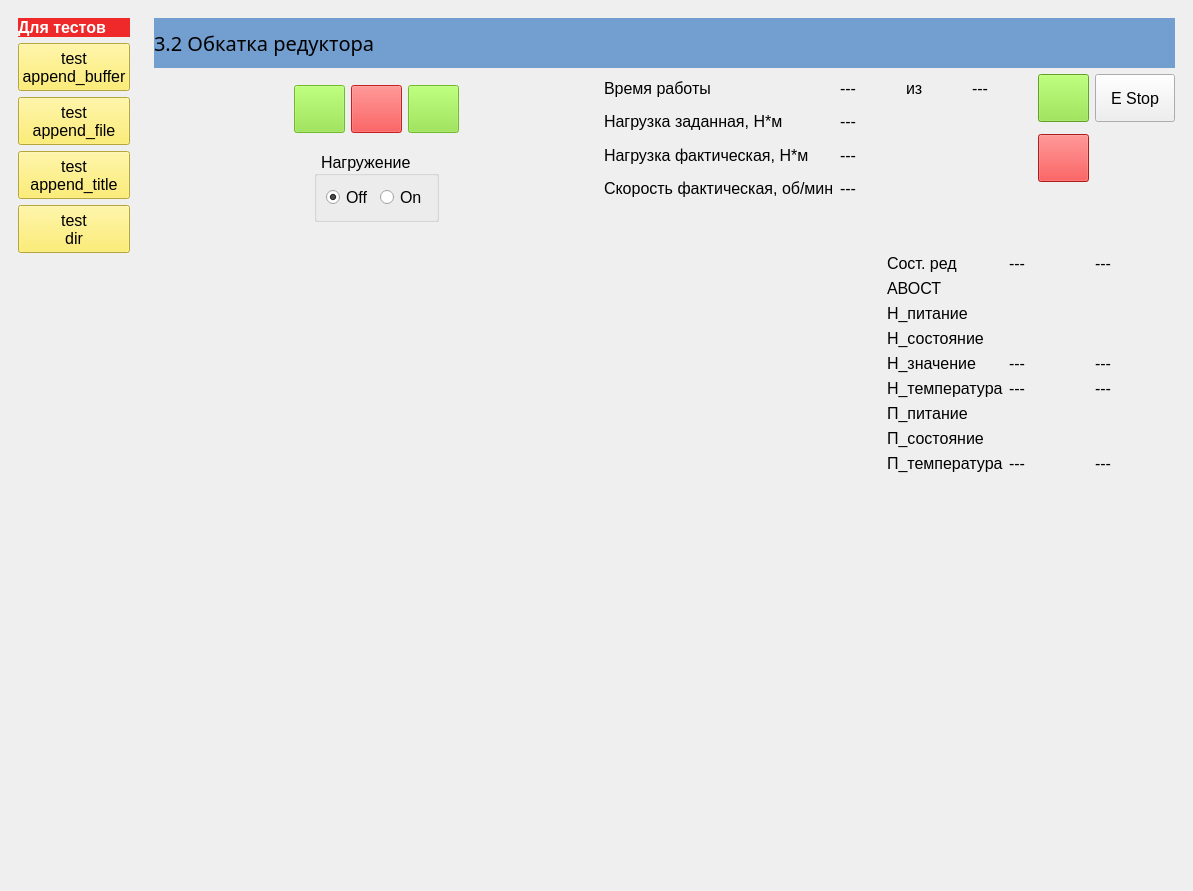
Above: BallScrewVCP2.ui from Ornstein89/BallScrewControl_QtVCP before the change. Below: the same form after it.
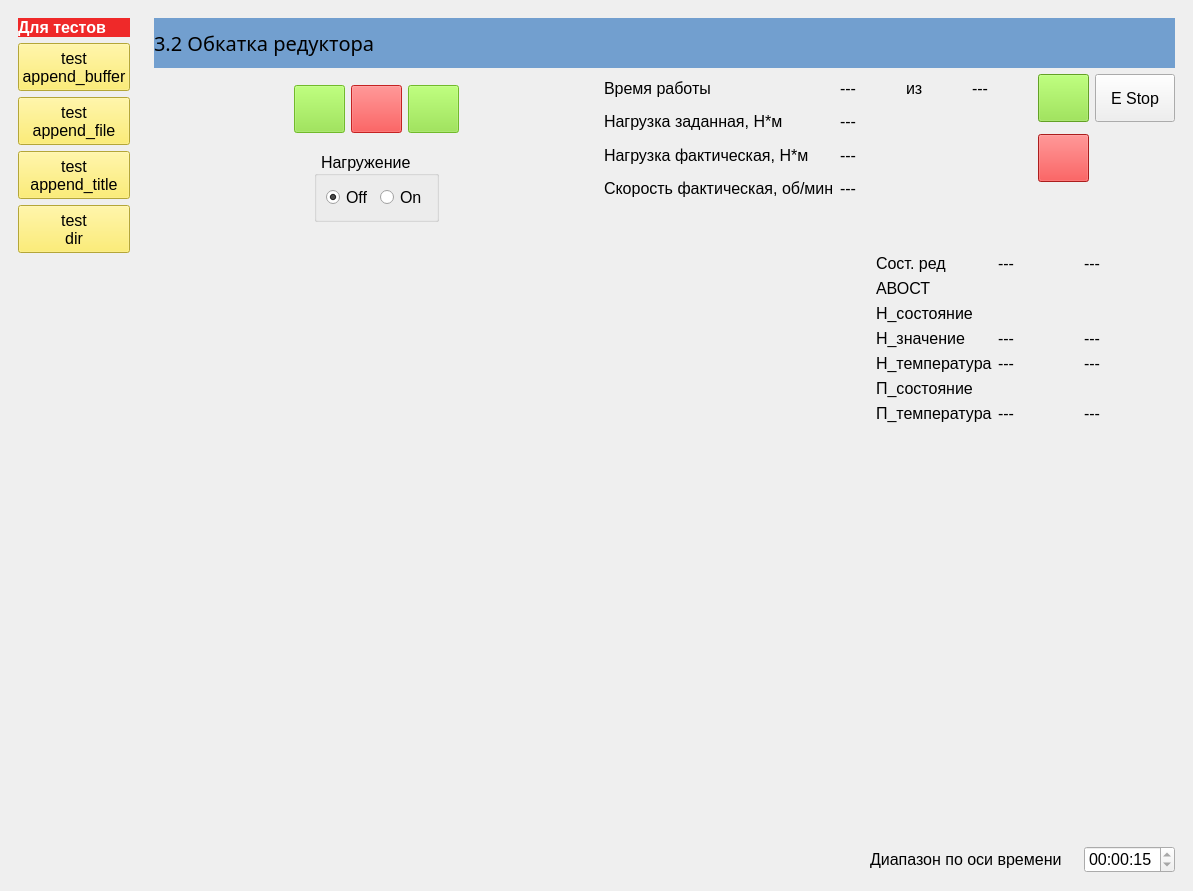
That is the form after the change. Icons and pictures are not drawn. Custom widgets are drawn as their Qt base class.

Commit message: Form 3.2 time logic, time_range spinbox etc.

What changed in the file:
```diff
--- a/BallScrewVCP2.ui
+++ b/BallScrewVCP2.ui
@@ -171,6 +171,172 @@
          <layout class="QGridLayout" name="gridLayout_34">
           <item row="1" column="0" colspan="2">
            <layout class="QGridLayout" name="gridLayout_29">
+            <item row="0" column="0" colspan="4">
+             <widget class="LED" name="ledEnable32">
+              <property name="sizePolicy">
+               <sizepolicy hsizetype="Expanding" vsizetype="Preferred">
+                <horstretch>0</horstretch>
+                <verstretch>0</verstretch>
+               </sizepolicy>
+              </property>
+              <property name="minimumSize">
+               <size>
+                <width>20</width>
+                <height>20</height>
+               </size>
+              </property>
+              <property name="styleSheet">
+               <string notr="true">qproperty-color: green;
+qproperty-off_color: red;
+qproperty-diameter: 70;</string>
+              </property>
+              <property name="diameter">
+               <number>70</number>
+              </property>
+              <property name="color">
+               <color>
+                <red>255</red>
+                <green>0</green>
+                <blue>0</blue>
+               </color>
+              </property>
+             </widget>
+            </item>
+            <item row="5" column="2">
+             <widget class="QLabel" name="lblLoad_Temperature32">
+              <property name="sizePolicy">
+               <sizepolicy hsizetype="Fixed" vsizetype="Preferred">
+                <horstretch>0</horstretch>
+                <verstretch>0</verstretch>
+               </sizepolicy>
+              </property>
+              <property name="minimumSize">
+               <size>
+                <width>80</width>
+                <height>0</height>
+               </size>
+              </property>
+              <property name="baseSize">
+               <size>
+                <width>80</width>
+                <height>0</height>
+               </size>
+              </property>
+              <property name="text">
+               <string>---</string>
+              </property>
+             </widget>
+            </item>
+            <item row="4" column="3">
+             <widget class="QLabel" name="lblLoad_Error_Value_Max32">
+              <property name="sizePolicy">
+               <sizepolicy hsizetype="Fixed" vsizetype="Preferred">
+                <horstretch>0</horstretch>
+                <verstretch>0</verstretch>
+               </sizepolicy>
+              </property>
+              <property name="minimumSize">
+               <size>
+                <width>80</width>
+                <height>0</height>
+               </size>
+              </property>
+              <property name="baseSize">
+               <size>
+                <width>80</width>
+                <height>0</height>
+               </size>
+              </property>
+              <property name="text">
+               <string>---</string>
+              </property>
+             </widget>
+            </item>
+            <item row="7" column="2">
+             <widget class="QLabel" name="lblPos_Temperature32">
+              <property name="sizePolicy">
+               <sizepolicy hsizetype="Fixed" vsizetype="Preferred">
+                <horstretch>0</horstretch>
+                <verstretch>0</verstretch>
+               </sizepolicy>
+              </property>
+              <property name="minimumSize">
+               <size>
+                <width>80</width>
+                <height>0</height>
+               </size>
+              </property>
+              <property name="baseSize">
+               <size>
+                <width>80</width>
+                <height>0</height>
+               </size>
+              </property>
+              <property name="text">
+               <string>---</string>
+              </property>
+             </widget>
+            </item>
+            <item row="5" column="0">
+             <widget class="LED" name="ledLoad_Overheat32"/>
+            </item>
+            <item row="7" column="1">
+             <widget class="QLabel" name="label_119">
+              <property name="text">
+               <string>П_температура</string>
+              </property>
+             </widget>
+            </item>
+            <item row="1" column="3">
+             <widget class="QLabel" name="lblGeartorque_Error_Value_Max32">
+              <property name="sizePolicy">
+               <sizepolicy hsizetype="Fixed" vsizetype="Preferred">
+                <horstretch>0</horstretch>
+                <verstretch>0</verstretch>
+               </sizepolicy>
+              </property>
+              <property name="minimumSize">
+               <size>
+                <width>80</width>
+                <height>0</height>
+               </size>
+              </property>
+              <property name="baseSize">
+               <size>
+                <width>80</width>
+                <height>0</height>
+               </size>
+              </property>
+              <property name="text">
+               <string>---</string>
+              </property>
+             </widget>
+            </item>
+            <item row="5" column="3">
+             <widget class="QLabel" name="lblLoad_Temperature_Max32">
+              <property name="sizePolicy">
+               <sizepolicy hsizetype="Fixed" vsizetype="Preferred">
+                <horstretch>0</horstretch>
+                <verstretch>0</verstretch>
+               </sizepolicy>
+              </property>
+              <property name="minimumSize">
+               <size>
+                <width>80</width>
+                <height>0</height>
+               </size>
+              </property>
+              <property name="baseSize">
+               <size>
+                <width>80</width>
+                <height>0</height>
+               </size>
+              </property>
+              <property name="text">
+               <string>---</string>
+              </property>
+             </widget>
+            </item>
             <item row="1" column="0">
              <widget class="LED" name="ledGeartorque_Error32">
               <property name="color">
@@ -195,26 +361,66 @@
               </property>
              </widget>
             </item>
-            <item row="8" column="0">
-             <widget class="LED" name="ledPos_Alarm32"/>
+            <item row="6" column="1">
+             <widget class="QLabel" name="label_122">
+              <property name="text">
+               <string>П_состояние</string>
+              </property>
+             </widget>
             </item>
-            <item row="5" column="0">
+            <item row="4" column="2">
+             <widget class="QLabel" name="lblLoad_Error_Value32">
+              <property name="sizePolicy">
+               <sizepolicy hsizetype="Fixed" vsizetype="Preferred">
+                <horstretch>0</horstretch>
+                <verstretch>0</verstretch>
+               </sizepolicy>
+              </property>
+              <property name="minimumSize">
+               <size>
+                <width>80</width>
+                <height>0</height>
+               </size>
+              </property>
+              <property name="baseSize">
+               <size>
+                <width>80</width>
+                <height>0</height>
+               </size>
+              </property>
+              <property name="text">
+               <string>---</string>
+              </property>
+             </widget>
+            </item>
+            <item row="4" column="0">
              <widget class="LED" name="ledLoad_Error32"/>
             </item>
-            <item row="9" column="1">
-             <widget class="QLabel" name="label_119">
-              <property name="text">
-               <string>П_температура</string>
-              </property>
-             </widget>
-            </item>
-            <item row="9" column="0">
+            <item row="7" column="0">
              <widget class="LED" name="ledPos_Overheat32"/>
             </item>
-            <item row="1" column="1">
-             <widget class="QLabel" name="label_115">
+            <item row="7" column="3">
+             <widget class="QLabel" name="lblPos_Temperature_Max32">
+              <property name="sizePolicy">
+               <sizepolicy hsizetype="Fixed" vsizetype="Preferred">
+                <horstretch>0</horstretch>
+                <verstretch>0</verstretch>
+               </sizepolicy>
+              </property>
+              <property name="minimumSize">
+               <size>
+                <width>80</width>
+                <height>0</height>
+               </size>
+              </property>
+              <property name="baseSize">
+               <size>
+                <width>80</width>
+                <height>0</height>
+               </size>
+              </property>
               <property name="text">
-               <string>Сост. ред</string>
+               <string>---</string>
               </property>
              </widget>
             </item>
@@ -225,105 +431,17 @@
               </property>
              </widget>
             </item>
-            <item row="9" column="3">
-             <widget class="QLabel" name="lblPos_Temperature_Max32">
-              <property name="sizePolicy">
-               <sizepolicy hsizetype="Fixed" vsizetype="Preferred">
-                <horstretch>0</horstretch>
-                <verstretch>0</verstretch>
-               </sizepolicy>
-              </property>
-              <property name="minimumSize">
-               <size>
-                <width>80</width>
-                <height>0</height>
-               </size>
-              </property>
-              <property name="baseSize">
-               <size>
-                <width>80</width>
-                <height>0</height>
-               </size>
-              </property>
-              <property name="text">
-               <string>---</string>
-              </property>
-             </widget>
-            </item>
-            <item row="7" column="0">
-             <widget class="LED" name="ledPos_Is_On_2_32"/>
-            </item>
-            <item row="8" column="1">
-             <widget class="QLabel" name="label_122">
-              <property name="text">
-               <string>П_состояние</string>
-              </property>
-             </widget>
-            </item>
-            <item row="6" column="2">
-             <widget class="QLabel" name="lblLoad_Temperature32">
-              <property name="sizePolicy">
-               <sizepolicy hsizetype="Fixed" vsizetype="Preferred">
-                <horstretch>0</horstretch>
-                <verstretch>0</verstretch>
-               </sizepolicy>
-              </property>
-              <property name="minimumSize">
-               <size>
-                <width>80</width>
-                <height>0</height>
-               </size>
-              </property>
-              <property name="baseSize">
-               <size>
-                <width>80</width>
-                <height>0</height>
-               </size>
-              </property>
-              <property name="text">
-               <string>---</string>
-              </property>
-             </widget>
-            </item>
-            <item row="5" column="1">
-             <widget class="QLabel" name="label_100">
-              <property name="text">
-               <string>Н_значение</string>
-              </property>
-             </widget>
-            </item>
             <item row="3" column="1">
-             <widget class="QLabel" name="label_114">
+             <widget class="QLabel" name="label_120">
               <property name="text">
-               <string>Н_питание</string>
+               <string>Н_состояние</string>
               </property>
              </widget>
             </item>
-            <item row="3" column="0">
-             <widget class="LED" name="ledLoad_Is_On2_32"/>
-            </item>
-            <item row="5" column="2">
-             <widget class="QLabel" name="lblLoad_Error_Value32">
-              <property name="sizePolicy">
-               <sizepolicy hsizetype="Fixed" vsizetype="Preferred">
-                <horstretch>0</horstretch>
-                <verstretch>0</verstretch>
-               </sizepolicy>
-              </property>
-              <property name="minimumSize">
-               <size>
-                <width>80</width>
-                <height>0</height>
-               </size>
-              </property>
-              <property name="baseSize">
-               <size>
-                <width>80</width>
-                <height>0</height>
-               </size>
-              </property>
+            <item row="5" column="1">
+             <widget class="QLabel" name="label_118">
               <property name="text">
-               <string>---</string>
+               <string>Н_температура</string>
               </property>
              </widget>
             </item>
@@ -334,14 +452,45 @@
               </property>
              </widget>
             </item>
-            <item row="7" column="1">
-             <widget class="QLabel" name="label_123">
+            <item row="3" column="0">
+             <widget class="LED" name="ledLoad_Alarm32"/>
+            </item>
+            <item row="1" column="1">
+             <widget class="QLabel" name="label_115">
               <property name="text">
-               <string>П_питание</string>
+               <string>Сост. ред</string>
               </property>
              </widget>
             </item>
-            <item row="10" column="0" colspan="4">
+            <item row="6" column="0">
+             <widget class="LED" name="ledPos_Alarm32"/>
+            </item>
+            <item row="1" column="2">
+             <widget class="QLabel" name="lblGeartorque_Error_Value32">
+              <property name="sizePolicy">
+               <sizepolicy hsizetype="Fixed" vsizetype="Preferred">
+                <horstretch>0</horstretch>
+                <verstretch>0</verstretch>
+               </sizepolicy>
+              </property>
+              <property name="minimumSize">
+               <size>
+                <width>80</width>
+                <height>0</height>
+               </size>
+              </property>
+              <property name="baseSize">
+               <size>
+                <width>80</width>
+                <height>0</height>
+               </size>
+              </property>
+              <property name="text">
+               <string>---</string>
+              </property>
+             </widget>
+            </item>
+            <item row="8" column="0" colspan="4">
              <spacer name="verticalSpacer_9">
               <property name="orientation">
                <enum>Qt::Vertical</enum>
@@ -354,179 +503,45 @@
               </property>
              </spacer>
             </item>
-            <item row="1" column="3">
-             <widget class="QLabel" name="lblGeartorque_Error_Value_Max32">
-              <property name="sizePolicy">
-               <sizepolicy hsizetype="Fixed" vsizetype="Preferred">
-                <horstretch>0</horstretch>
-                <verstretch>0</verstretch>
-               </sizepolicy>
-              </property>
-              <property name="minimumSize">
-               <size>
-                <width>80</width>
-                <height>0</height>
-               </size>
-              </property>
-              <property name="baseSize">
-               <size>
-                <width>80</width>
-                <height>0</height>
-               </size>
-              </property>
-              <property name="text">
-               <string>---</string>
-              </property>
-             </widget>
-            </item>
-            <item row="5" column="3">
-             <widget class="QLabel" name="lblLoad_Error_Value_Max32">
-              <property name="sizePolicy">
-               <sizepolicy hsizetype="Fixed" vsizetype="Preferred">
-                <horstretch>0</horstretch>
-                <verstretch>0</verstretch>
-               </sizepolicy>
-              </property>
-              <property name="minimumSize">
-               <size>
-                <width>80</width>
-                <height>0</height>
-               </size>
-              </property>
-              <property name="baseSize">
-               <size>
-                <width>80</width>
-                <height>0</height>
-               </size>
-              </property>
-              <property name="text">
-               <string>---</string>
-              </property>
-             </widget>
-            </item>
-            <item row="9" column="2">
-             <widget class="QLabel" name="lblPos_Temperature32">
-              <property name="sizePolicy">
-               <sizepolicy hsizetype="Fixed" vsizetype="Preferred">
-                <horstretch>0</horstretch>
-                <verstretch>0</verstretch>
-               </sizepolicy>
-              </property>
-              <property name="minimumSize">
-               <size>
-                <width>80</width>
-                <height>0</height>
-               </size>
-              </property>
-              <property name="baseSize">
-               <size>
-                <width>80</width>
-                <height>0</height>
-               </size>
-              </property>
-              <property name="text">
-               <string>---</string>
-              </property>
-             </widget>
-            </item>
-            <item row="1" column="2">
-             <widget class="QLabel" name="lblGeartorque_Error_Value32">
-              <property name="sizePolicy">
-               <sizepolicy hsizetype="Fixed" vsizetype="Preferred">
-                <horstretch>0</horstretch>
-                <verstretch>0</verstretch>
-               </sizepolicy>
-              </property>
-              <property name="minimumSize">
-               <size>
-                <width>80</width>
-                <height>0</height>
-               </size>
-              </property>
-              <property name="baseSize">
-               <size>
-                <width>80</width>
-                <height>0</height>
-               </size>
-              </property>
-              <property name="text">
-               <string>---</string>
-              </property>
-             </widget>
-            </item>
-            <item row="6" column="0">
-             <widget class="LED" name="ledLoad_Overheat32"/>
-            </item>
-            <item row="4" column="0">
-             <widget class="LED" name="ledLoad_Alarm32"/>
-            </item>
-            <item row="6" column="1">
-             <widget class="QLabel" name="label_118">
-              <property name="text">
-               <string>Н_температура</string>
-              </property>
-             </widget>
-            </item>
-            <item row="6" column="3">
-             <widget class="QLabel" name="lblLoad_Temperature_Max32">
-              <property name="sizePolicy">
-               <sizepolicy hsizetype="Fixed" vsizetype="Preferred">
-                <horstretch>0</horstretch>
-                <verstretch>0</verstretch>
-               </sizepolicy>
-              </property>
-              <property name="minimumSize">
-               <size>
-                <width>80</width>
-                <height>0</height>
-               </size>
-              </property>
-              <property name="baseSize">
-               <size>
-                <width>80</width>
-                <height>0</height>
-               </size>
-              </property>
-              <property name="text">
-               <string>---</string>
-              </property>
-             </widget>
-            </item>
             <item row="4" column="1">
-             <widget class="QLabel" name="label_120">
+             <widget class="QLabel" name="label_100">
               <property name="text">
-               <string>Н_состояние</string>
+               <string>Н_значение</string>
               </property>
              </widget>
             </item>
-            <item row="0" column="0" colspan="4">
-             <widget class="LED" name="ledEnable32">
-              <property name="sizePolicy">
-               <sizepolicy hsizetype="Expanding" vsizetype="Preferred">
-                <horstretch>0</horstretch>
-                <verstretch>0</verstretch>
-               </sizepolicy>
+            <item row="9" column="3">
+             <widget class="QTimeEdit" name="tmedtTimeRange32">
+              <property name="maximumTime">
+               <time>
+                <hour>1</hour>
+                <minute>0</minute>
+                <second>0</second>
+               </time>
               </property>
-              <property name="minimumSize">
-               <size>
-                <width>20</width>
-                <height>20</height>
-               </size>
+              <property name="minimumTime">
+               <time>
+                <hour>0</hour>
+                <minute>0</minute>
+                <second>1</second>
+               </time>
               </property>
-              <property name="styleSheet">
-               <string notr="true">qproperty-color: green;
-qproperty-off_color: red;
-qproperty-diameter: 70;</string>
+              <property name="displayFormat">
+               <string>HH:mm:ss</string>
               </property>
-              <property name="diameter">
-               <number>70</number>
+              <property name="time">
+               <time>
+                <hour>0</hour>
+                <minute>0</minute>
+                <second>15</second>
+               </time>
               </property>
-              <property name="color">
-               <color>
-                <red>255</red>
-                <green>0</green>
-                <blue>0</blue>
-               </color>
+             </widget>
+            </item>
+            <item row="9" column="0" colspan="3">
+             <widget class="QLabel" name="label_121">
+              <property name="text">
+               <string>Диапазон по оси времени</string>
               </property>
              </widget>
             </item>
```
The commit also changes 5 other files.
